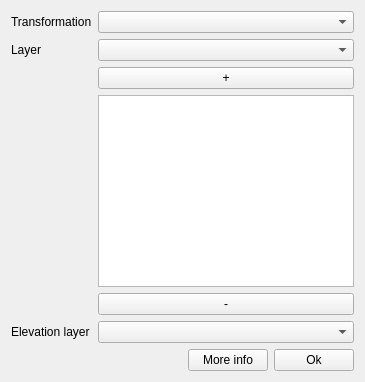
This is speckle/automation/mapping_send.ui in specklesystems/speckle-qgis as Qt 5 draws it before an edit. The edited form follows.
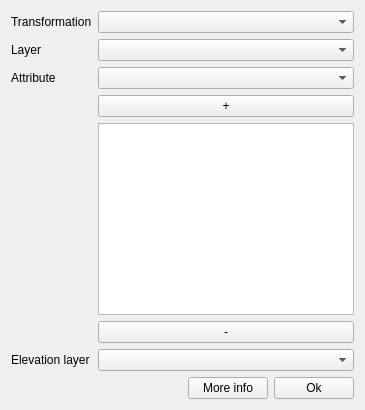
This is the edited form.

Commit message: set custom attribute for extrusion transforms

The edit to the form file:
```diff
--- a/speckle/automation/mapping_send.ui
+++ b/speckle/automation/mapping_send.ui
@@ -51,7 +51,20 @@
                         <widget class="QComboBox" name="layerDropdown"/>
                     </item>
 
+                    
+                    <item row="2" column="0">
+                        <widget class="QLabel" name="attr_label">
+                            <property name="text">
+                            <string>Attribute</string>
+                            </property>
+                        </widget>
+                    </item>
                     <item row="2" column="1">
+                        <widget class="QComboBox" name="attrDropdown"/>
+                    </item>
+
+
+                    <item row="3" column="1">
                         <layout class="QHBoxLayout" name="horizontalLayout">
                             <item >
                                 <widget class="QPushButton" name="addTransform">
@@ -64,14 +77,14 @@
                     </item>
 
 
-                    <item row="3" column="1">
+                    <item row="4" column="1">
                         <widget class="QListWidget" name="transformationsList"/>
                         <property name="viewMode">
                         <enum>QListView::ListMode</enum>
                         </property>
                     </item>
                     
-                    <item row="4" column="1">
+                    <item row="5" column="1">
                         <layout class="QHBoxLayout" name="horizontalLayout">
                             <item >
                                 <widget class="QPushButton" name="removeTransform">
@@ -84,19 +97,19 @@
                     </item>
 
                     
-                    <item row="5" column="0">
+                    <item row="6" column="0">
                         <widget class="QLabel" name="elevation_label">
                             <property name="text">
                             <string>Elevation layer</string>
                             </property>
                         </widget>
                     </item>
-                    <item row="5" column="1">
-                        <widget class="QComboBox" name="elevationLayerDropdown"/>
-                    </item>
-
-
                     <item row="6" column="1">
+                        <widget class="QComboBox" name="elevationLayerDropdown"/>
+                    </item>
+
+
+                    <item row="7" column="1">
                         <layout class="QHBoxLayout" name="horizontalLayout" stretch="3,1,1">
                             <item>
                                 <spacer name="horizontalSpacer">
```
The commit also changes 8 other files.
